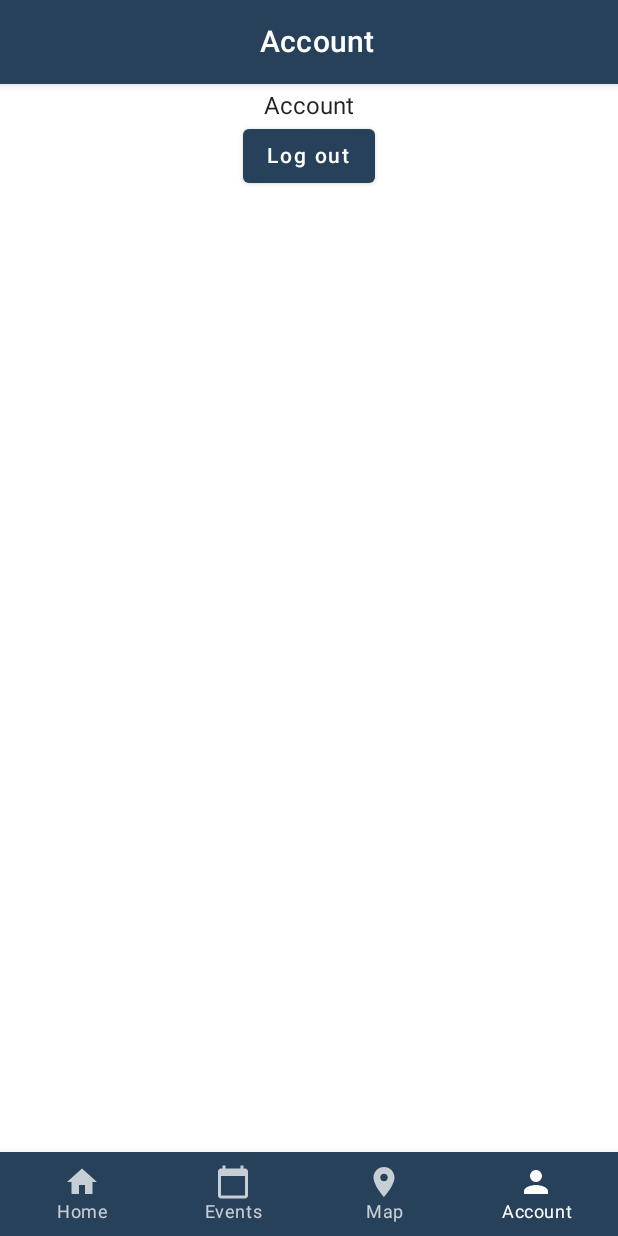
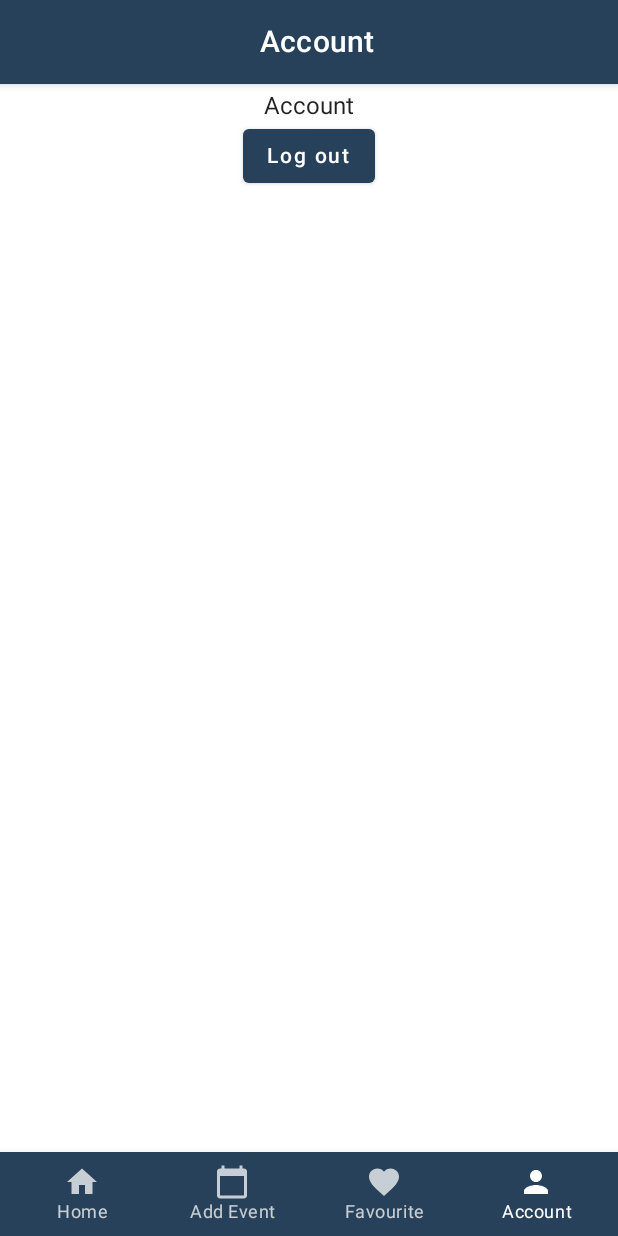
Before and after one commit to Nischhal3/event-manager, an Android app built with Jetpack Compose: the MainFragment screen opened through its navigation route, item 4 of the bottom bar chosen, on a phone screen of 412 x 824 dp. Run offline under Robolectric (Android 15) with nearby library versions, the phone set to English and light mode, and no system bars; our stand-ins replace Room's generated code, livedata-compose.

Commit message:
changed map to favorite, add event

```diff
--- a/app/src/main/java/com/example/eventmanager/navigation/BottomNav.kt
+++ b/app/src/main/java/com/example/eventmanager/navigation/BottomNav.kt
@@ -17,15 +17,15 @@ import com.example.eventmanager.viewmodel.UserViewModel
 
 sealed class BottomNavigationScreens(val route: String, val label: String, val icon: ImageVector) {
     object Home : BottomNavigationScreens("home", "Home", Icons.Default.Home)
-    object Events : BottomNavigationScreens("events", "Events", Icons.Default.CalendarToday)
-    object Map : BottomNavigationScreens("map", "Map", Icons.Default.Place)
+    object Events : BottomNavigationScreens("events", "Add Event", Icons.Default.CalendarToday)
+    object Favourite : BottomNavigationScreens("favourite", "Favourite", Icons.Default.Favorite)
     object Account : BottomNavigationScreens("account", "Account", Icons.Default.Person)
 }
 
 val bottomNavigationItems = listOf(
     BottomNavigationScreens.Home,
     BottomNavigationScreens.Events,
-    BottomNavigationScreens.Map,
+    BottomNavigationScreens.Favourite,
     BottomNavigationScreens.Account,
 )
 
@@ -42,7 +42,7 @@ fun MainNavHost(
     ) {
         composable(BottomNavigationScreens.Home.route) { HomeScreen() }
         composable(BottomNavigationScreens.Events.route) { Events() }
-        composable(BottomNavigationScreens.Map.route) { Map() }
+        composable(BottomNavigationScreens.Favourite.route) { Favourite() }
         composable(BottomNavigationScreens.Account.route) { Account(userName, userViewModel, navController) }
     }
 }
--- a/app/src/main/java/com/example/eventmanager/screens/Map.kt
+++ b/app/src/main/java/com/example/eventmanager/screens/Favourite.kt
@@ -10,13 +10,13 @@ import androidx.compose.ui.Modifier
 import androidx.compose.ui.unit.dp
 
 @Composable
-fun Map() {
+fun Favourite() {
     Column(
         modifier = Modifier
             .fillMaxSize()
             .padding(top = 5.dp),
         horizontalAlignment = Alignment.CenterHorizontally
     ) {
-        Text(text = "Map")
+        Text(text = "Favorite")
     }
 }
```
